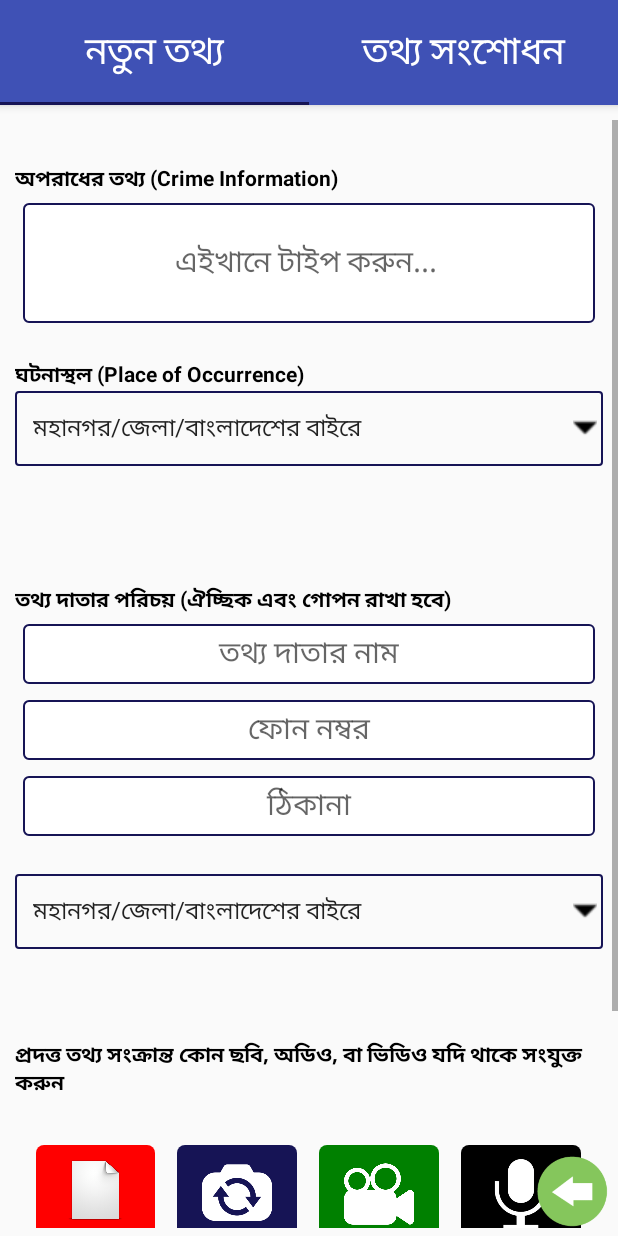
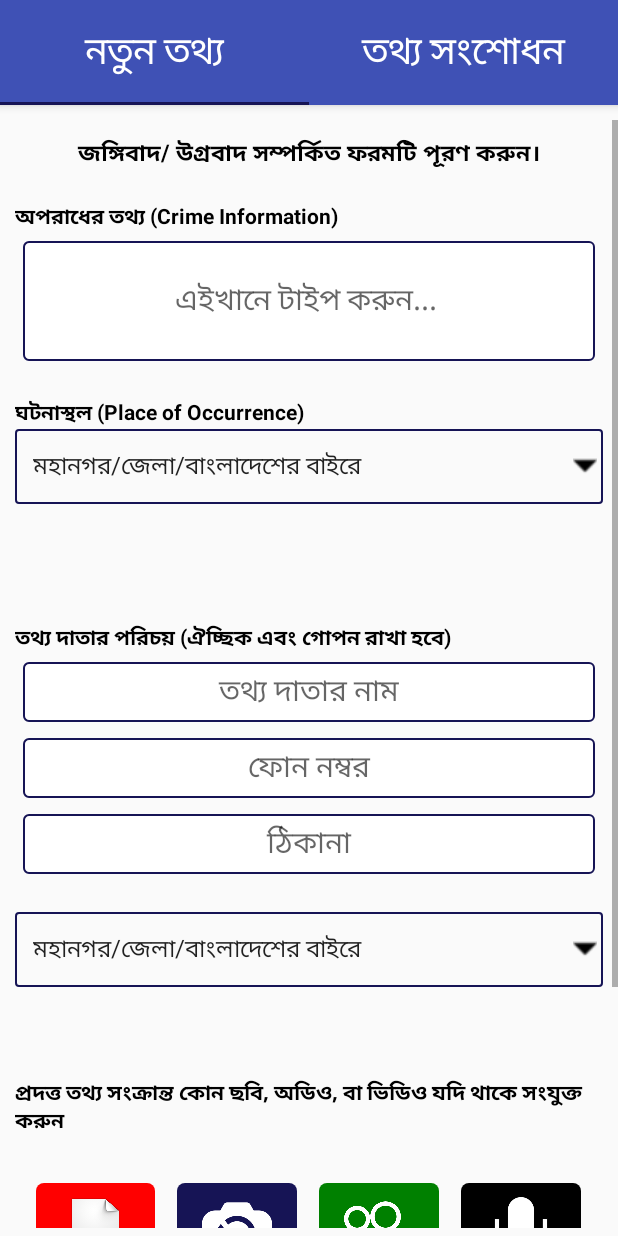
Before and after one commit to IbrarTanim/Hello_ATU, an Android app: the screen it shows after launch (FragmentBaseActivity), after a tap on "জঙ্গিবাদ/ উগ্রবাদ", on a phone screen of 412 x 824 dp. Run offline under Robolectric (Android 15) with nearby library versions, the phone set to English and light mode, and no system bars; our stand-ins replace Volley; libraries missing offline, so code that uses them is left out: de.greenrobot.dao, uk.co.chrisjenx; 10 statements that could not run were skipped.

Commit message:
Something updated

```diff
--- a/app/src/main/java/com/dtec/helloatu/activities/FragmentBaseActivity.java
+++ b/app/src/main/java/com/dtec/helloatu/activities/FragmentBaseActivity.java
@@ -30,6 +30,7 @@ import com.dtec.helloatu.fragment.EditInfoFragment;
 import com.dtec.helloatu.utilities.CustomToast;
 import com.dtec.helloatu.utilities.FileProcessing;
 import com.dtec.helloatu.utilities.InternalStorageContentProvider;
+import com.dtec.helloatu.utilities.MarshMallowPermission;
 import com.dtec.helloatu.utilities.StaticAccess;
 import com.nbsp.materialfilepicker.ui.FilePickerActivity;
 import com.theartofdev.edmodo.cropper.CropImage;
@@ -46,7 +47,7 @@ public class FragmentBaseActivity extends FragmentActivity implements View.OnCli
     private TabLayout tabLayout;
     private ViewPager viewPager;
     private AddInfoFragment addInfoFragment;
-    int passedPosition;
+    public int passedPosition;
     ImageView ivBack;
     public ImageSelectionDialog imageSelectionDialog;
     public String appImagePath = null;
@@ -56,7 +57,7 @@ public class FragmentBaseActivity extends FragmentActivity implements View.OnCli
     public String audioName;
 
     public static final String TEMP_PHOTO_FILE_NAME = "temp_photo.jpg";
-
+    public MarshMallowPermission marshMallowPermission;
     FileProcessing fileProcessing;
     public static final int SELECT_PICTURE = 0x1;
     public static final int REQUEST_CODE_TAKE_PICTURE = 0x8;
@@ -75,7 +76,8 @@ public class FragmentBaseActivity extends FragmentActivity implements View.OnCli
         super.onCreate(savedInstanceState);
         setContentView(R.layout.activity_fragment);
         activity = this;
-        //loadFragment();
+
+        marshMallowPermission = new MarshMallowPermission(activity);
         viewPager = (ViewPager) findViewById(R.id.viewpager);
         setupViewPager(viewPager);
         tabLayout = (TabLayout) findViewById(R.id.tabs);
@@ -86,8 +88,9 @@ public class FragmentBaseActivity extends FragmentActivity implements View.OnCli
 
         Bundle bundle = getIntent().getExtras();
         if (bundle != null) {
-            passedPosition = bundle.getInt("positionFragmentActivity");
+            passedPosition = bundle.getInt("positionFragmentBaseActivity");
         }
+        //Toast.makeText(activity, String.valueOf(passedPosition), Toast.LENGTH_SHORT).show();
 
     }
 
@@ -170,6 +173,8 @@ public class FragmentBaseActivity extends FragmentActivity implements View.OnCli
     @Override
     public void onBackPressed() {
 
+        Intent intent = new Intent(activity, MainActivity.class);
+        startActivity(intent);
         finish();
 
     }
@@ -178,7 +183,7 @@ public class FragmentBaseActivity extends FragmentActivity implements View.OnCli
     public void onActivityResult(int requestCode, int resultCode, Intent data) {
 
         addInfoFragment = (AddInfoFragment) getSupportFragmentManager().getFragments().get(0);
-       imageSelection(requestCode, resultCode, data);
+        imageSelection(requestCode, resultCode, data);
 
         switch (requestCode) {
 
@@ -302,6 +307,7 @@ public class FragmentBaseActivity extends FragmentActivity implements View.OnCli
 
         intent_source = 2;
     }
+
     private void loadFragment() {
         addInfoFragment = new AddInfoFragment();
         FragmentManager fragmentManager = getSupportFragmentManager();
--- a/app/src/main/java/com/dtec/helloatu/activities/InformationActivity.java
+++ b/app/src/main/java/com/dtec/helloatu/activities/InformationActivity.java
@@ -25,9 +25,7 @@ public class InformationActivity extends Activity implements View.OnClickListene
     protected void onCreate(Bundle savedInstanceState) {
         super.onCreate(savedInstanceState);
         setContentView(R.layout.activity_information);
-
         activity = this;
-
 
         civUserManual = (CircularImageView) findViewById(R.id.civUserManual);
         civUnitDetails = (CircularImageView) findViewById(R.id.civUnitDetails);
@@ -52,7 +50,7 @@ public class InformationActivity extends Activity implements View.OnClickListene
 
     @Override
     public void onBackPressed() {
-
+        startActivity(new Intent(InformationActivity.this, MainActivity.class));
         finish();
     }
 
--- a/app/src/main/java/com/dtec/helloatu/activities/SplashActivity.java
+++ b/app/src/main/java/com/dtec/helloatu/activities/SplashActivity.java
@@ -2,29 +2,33 @@ package com.dtec.helloatu.activities;
 
 import android.app.Activity;
 import android.content.Intent;
+import android.content.pm.PackageManager;
 import android.os.Bundle;
 import android.os.Handler;
 import android.text.Html;
 import android.widget.TextView;
 
 import com.dtec.helloatu.R;
+import com.dtec.helloatu.utilities.MarshMallowPermission;
 
 public class SplashActivity extends Activity {
 
     SplashActivity activity;
     TextView tvSplash;
+    MarshMallowPermission marshMallowPermission;
 
     @Override
     protected void onCreate(Bundle savedInstanceState) {
         super.onCreate(savedInstanceState);
         setContentView(R.layout.activity_splash);
-
         activity = this;
+        marshMallowPermission = new MarshMallowPermission(activity);
         tvSplash = findViewById(R.id.tvSplash);
         tvSplash.setText(Html.fromHtml(getString(R.string.splash_text)));
 
+
         runSplash();
-
+        marshMallowPermission.checkPermissions();
     }
 
 
@@ -45,6 +49,18 @@ public class SplashActivity extends Activity {
 
 
     @Override
+    public void onRequestPermissionsResult(int requestCode, String permissions[], int[] grantResults) {
+        if (requestCode == 100) {
+            if (grantResults.length > 0
+                    && grantResults[0] == PackageManager.PERMISSION_GRANTED) {
+                // do something
+            }
+            return;
+        }
+    }
+
+
+    @Override
     public void onBackPressed() {
 
         finish();
--- a/app/src/main/java/com/dtec/helloatu/adapter/CategoryAdapter.java
+++ b/app/src/main/java/com/dtec/helloatu/adapter/CategoryAdapter.java
@@ -34,6 +34,7 @@ public class CategoryAdapter extends RecyclerView.Adapter<CategoryAdapter.MyView
     private Context mContext;
     private List<Category> categoryList;
     CustomItemClickListener clickListener;
+    String titleBangla;
 
     public class MyViewHolder extends RecyclerView.ViewHolder implements View.OnClickListener {
 
@@ -82,7 +83,7 @@ public class CategoryAdapter extends RecyclerView.Adapter<CategoryAdapter.MyView
                     intent.putExtra("positionForm", getAdapterPosition());*/
 
                     intent = new Intent(context, FragmentBaseActivity.class);
-                    intent.putExtra("positionFragmentActivity", getAdapterPosition());
+                    intent.putExtra("positionFragmentBaseActivity", getAdapterPosition());
                     break;
             }
             context.startActivity(intent);
@@ -120,50 +121,8 @@ public class CategoryAdapter extends RecyclerView.Adapter<CategoryAdapter.MyView
         holder.tvCtgTitleBangla.setText(category.getCtgTitleBangla());
         holder.tvCtgTitleEnglish.setText(category.getCtgTitleEnglish());
         holder.rlCtgBgColor.setBackgroundColor(category.getCtgBgColor());
-        //holder.rlCtgBgColor.setBackgroundColor(Color.parseColor(String.valueOf(category.getCtgBgColor())));
-
         Glide.with(mContext).load(category.getCtgPic()).into(holder.ivCtgPic);
-
-        //holder.rlCtgBgColor.setText(category.getCtgTitleEnglish());
-        //holder.title.setText(album.getName());
-        // loading album cover using Glide library
-        //Glide.with(mContext).load(album.getThumbnail()).into(holder.thumbnail);
-
-    }
-
-    /**
-     * Showing popup menu when tapping on 3 dots
-     */
-    private void showPopupMenu(View view) {
-        // inflate menu
-        /*PopupMenu popup = new PopupMenu(mContext, view);
-        MenuInflater inflater = popup.getMenuInflater();
-        inflater.inflate(R.menu.menu_album, popup.getMenu());
-        popup.setOnMenuItemClickListener(new MyMenuItemClickListener());
-        popup.show();*/
-    }
-
-    /**
-     * Click listener for popup menu items
-     */
-    class MyMenuItemClickListener implements PopupMenu.OnMenuItemClickListener {
-
-        public MyMenuItemClickListener() {
-        }
-
-        @Override
-        public boolean onMenuItemClick(MenuItem menuItem) {
-            switch (menuItem.getItemId()) {
-               /* case R.id.action_add_favourite:
-                    Toast.makeText(mContext, "Add to favourite", Toast.LENGTH_SHORT).show();
-                    return true;
-                *//*case R.id.action_play_next:
-                    Toast.makeText(mContext, "Play next", Toast.LENGTH_SHORT).show();
-                    return true;*//*
-                default:*/
-            }
-            return false;
-        }
+        titleBangla = category.getCtgTitleBangla();
     }
 
     @Override
--- a/app/src/main/java/com/dtec/helloatu/fragment/AddInfoFragment.java
+++ b/app/src/main/java/com/dtec/helloatu/fragment/AddInfoFragment.java
@@ -54,7 +54,7 @@ public class AddInfoFragment extends Fragment implements View.OnClickListener, A
     // ImageButton ibtnBack;
     public int positionForm;
     Button btnSubmit, btnCancel;
-    public TextView tvDocument, tvVideo, tvAudio;
+    public TextView tvDocument, tvVideo, tvAudio, tvCrimeTitle;
     EditText etCrimeInfo, etInformerName, etInformerPhone, etInformerAddress;
     public ImageView ivCamera;
 
@@ -70,11 +70,9 @@ public class AddInfoFragment extends Fragment implements View.OnClickListener, A
 
     private static final int PICK_CAMERA_REQUEST = 0x6;
     int currentRequest = -1;
-
+    int position = -1;
 
     DatabaseManager databaseManager;
-
-
     ImageButton ibDocument, ibCamera, ibVideo, ibAudio;
 
     ArrayAdapter<String> occurrenceAdapter;
@@ -117,6 +115,7 @@ public class AddInfoFragment extends Fragment implements View.OnClickListener, A
         spOccurrenceInformer = view.findViewById(R.id.spOccurrenceInformer);
         spOccurrence = view.findViewById(R.id.spOccurrence);
         ivCamera = view.findViewById(R.id.ivCamera);
+        tvCrimeTitle = view.findViewById(R.id.tvCrimeTitle);
         tvDocument = view.findViewById(R.id.tvDocument);
         tvVideo = view.findViewById(R.id.tvVideo);
         tvAudio = view.findViewById(R.id.tvAudio);
@@ -130,6 +129,7 @@ public class AddInfoFragment extends Fragment implements View.OnClickListener, A
         ibAudio = view.findViewById(R.id.ibAudio);
         btnSubmit = view.findViewById(R.id.btnSubmit);
         btnCancel = view.findViewById(R.id.btnCancel);
+
 
         btnSubmit.setOnClickListener(this);
         btnCancel.setOnClickListener(this);
@@ -238,6 +238,8 @@ public class AddInfoFragment extends Fragment implements View.OnClickListener, A
         thanaAdapter.setDropDownViewResource(android.R.layout.simple_spinner_dropdown_item);
         spThana.setAdapter(thanaAdapter);
 
+        position = activity.passedPosition;
+        crimeTitle();
         return view;
     }
 
@@ -623,6 +625,21 @@ public class AddInfoFragment extends Fragment implements View.OnClickListener, A
     }
 
 
+    private void crimeTitle() {
+        if (position == 0) {
+            tvCrimeTitle.setText(R.string.a);
+        } else if (position == 1) {
+            tvCrimeTitle.setText(R.string.b);
+        } else if (position == 2) {
+            tvCrimeTitle.setText(R.string.c);
+        } else if (position == 3) {
+            tvCrimeTitle.setText(R.string.d);
+        }
+
+
+    }
+
+
     public void backToPrevious() {
         Intent intent = new Intent(activity, MainActivity.class);
         //intent.putExtra("positionForm", positionForm);
--- a/app/src/main/java/com/dtec/helloatu/utilities/MarshMallowPermission.java
+++ b/app/src/main/java/com/dtec/helloatu/utilities/MarshMallowPermission.java
@@ -6,6 +6,9 @@ import android.content.pm.PackageManager;
 import android.support.v4.app.ActivityCompat;
 import android.support.v4.content.ContextCompat;
 import android.widget.Toast;
+
+import java.util.ArrayList;
+import java.util.List;
 
 /**
  * Created by RAFI on 12/23/2016.
@@ -21,6 +24,40 @@ public class MarshMallowPermission {
     public MarshMallowPermission(Activity activity) {
         this.activity = activity;
     }
+
+
+    String[] permissions = new String[]{
+            Manifest.permission.INTERNET,
+            Manifest.permission.CAMERA,
+            Manifest.permission.READ_PHONE_STATE,
+            Manifest.permission.READ_EXTERNAL_STORAGE,
+            Manifest.permission.WRITE_EXTERNAL_STORAGE,
+            Manifest.permission.VIBRATE,
+            Manifest.permission.RECORD_AUDIO,
+    };
+
+
+    public boolean checkPermissions() {
+        int result;
+        List<String> listPermissionsNeeded = new ArrayList<>();
+        for (String p : permissions) {
+            result = ContextCompat.checkSelfPermission(activity, p);
+            if (result != PackageManager.PERMISSION_GRANTED) {
+                listPermissionsNeeded.add(p);
+            }
+        }
+        if (!listPermissionsNeeded.isEmpty()) {
+            ActivityCompat.requestPermissions(activity, listPermissionsNeeded.toArray(new String[listPermissionsNeeded.size()]), 100);
+            return false;
+        }
+        return true;
+    }
+
+
+
+
+
+
 
     public boolean checkPermissionForRecord(){
         int result = ContextCompat.checkSelfPermission(activity, Manifest.permission.RECORD_AUDIO);
--- a/app/src/main/res/layout/activity_fragment.xml
+++ b/app/src/main/res/layout/activity_fragment.xml
@@ -37,6 +37,7 @@
         android:layout_height="@dimen/fifty"
         android:layout_gravity="bottom|right"
         android:layout_margin="@dimen/five"
+        android:visibility="gone"
         android:src="@drawable/ic_back_fragment" />
 
 
--- a/app/src/main/res/layout/activity_information.xml
+++ b/app/src/main/res/layout/activity_information.xml
@@ -25,6 +25,7 @@
                 android:layout_marginLeft="@dimen/five"
                 android:layout_marginBottom="@dimen/five"
                 android:background="@color/transparent"
+                android:visibility="gone"
                 android:scaleType="fitCenter"
                 android:src="@drawable/ic_back_form" />
 
--- a/app/src/main/res/layout/fragment_add_info.xml
+++ b/app/src/main/res/layout/fragment_add_info.xml
@@ -13,6 +13,17 @@
         android:orientation="vertical">
 
 
+
+        <TextView
+            android:id="@+id/tvCrimeTitle"
+            android:layout_width="match_parent"
+            android:layout_height="@dimen/twenty_five"
+            android:layout_weight="1"
+            android:gravity="center"
+            android:textAlignment="gravity"
+            android:textSize="@dimen/fifteen"
+            android:textColor="@color/black"
+            android:textStyle="bold" />
 
      <!--   <ImageButton
             android:id="@+id/ibtnBack"
--- a/app/src/main/res/values/strings.xml
+++ b/app/src/main/res/values/strings.xml
@@ -12,6 +12,14 @@
     <string name="organaizational_crime_en">Organaizational crime</string>
     <string name="wanted_en">Wanted</string>
     <string name="information_en">Information Cell</string>
+
+    <string name="a">জঙ্গিবাদ/ উগ্রবাদ সম্পর্কিত ফরমটি পূরণ করুন।</string>
+    <string name="b">সাইবার অপরাধ সম্পর্কিত ফরমটি পূরণ করুন।</string>
+    <string name="c"> বোমা/ বিস্ফোরণ সম্পর্কিত ফরমটি পূরণ করুন।</string>
+    <string name="d">সংগঠিত অপরাধ সম্পর্কিত ফরমটি পূরণ করুন।</string>
+
+
+
 
     <string name="terrorism_bn">জঙ্গিবাদ/ উগ্রবাদ</string>
     <string name="cyber_crime_bn"> সাইবার অপরাধ</string>
@@ -138,6 +146,7 @@
 
 <!-- TODO: Remove or change this placeholder text -->
     <string name="hello_blank_fragment">Hello blank fragment</string>
+    <string name="fd">aa</string>
 
 
 </resources>
```
Also changed, not shown: app/src/main/java/com/dtec/helloatu/dialogue/ImageSelectionDialog.java (+9 -10 lines).
